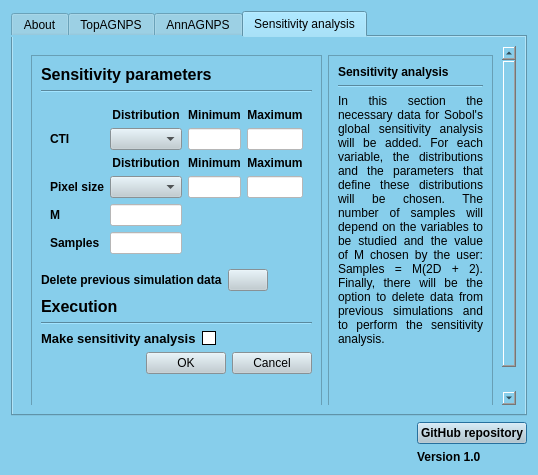
Old version of the form ui/ephemeral_gully_dialog_base.ui in the repository Inigobarbe/QGIS-AnnAGNPS.
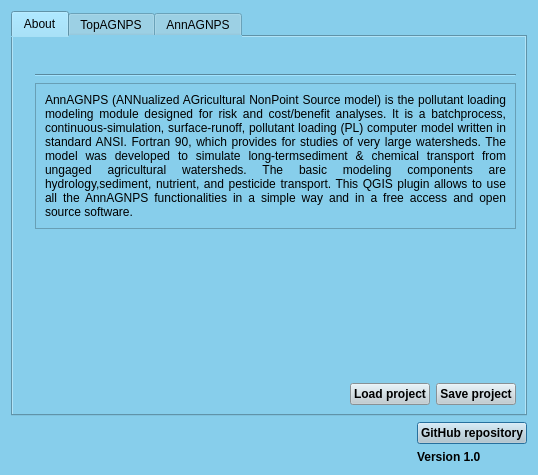
New version of the form. The open tabs and pages were chosen to show the change.

```diff
--- a/ui/ephemeral_gully_dialog_base.ui
+++ b/ui/ephemeral_gully_dialog_base.ui
@@ -1267,554 +1267,6 @@
        </item>
       </layout>
      </widget>
-     <widget class="QWidget" name="tab_4">
-      <attribute name="title">
-       <string>Sensitivity analysis</string>
-      </attribute>
-      <layout class="QGridLayout" name="gridLayout_16">
-       <item row="0" column="0">
-        <widget class="QScrollArea" name="scrollArea_4">
-         <property name="frameShape">
-          <enum>QFrame::NoFrame</enum>
-         </property>
-         <property name="widgetResizable">
-          <bool>true</bool>
-         </property>
-         <widget class="QWidget" name="scrollAreaWidgetContents_5">
-          <property name="geometry">
-           <rect>
-            <x>0</x>
-            <y>0</y>
-            <width>479</width>
-            <height>400</height>
-           </rect>
-          </property>
-          <layout class="QGridLayout" name="gridLayout_15">
-           <item row="0" column="0">
-            <widget class="QFrame" name="frame_7">
-             <property name="frameShape">
-              <enum>QFrame::StyledPanel</enum>
-             </property>
-             <property name="frameShadow">
-              <enum>QFrame::Raised</enum>
-             </property>
-             <layout class="QGridLayout" name="gridLayout_13">
-              <item row="0" column="0">
-               <layout class="QVBoxLayout" name="verticalLayout_17">
-                <item>
-                 <layout class="QVBoxLayout" name="verticalLayout_15">
-                  <item>
-                   <layout class="QVBoxLayout" name="verticalLayout_13">
-                    <item>
-                     <widget class="QLabel" name="label_38">
-                      <property name="font">
-                       <font>
-                        <pointsize>12</pointsize>
-                        <weight>75</weight>
-                        <bold>true</bold>
-                       </font>
-                      </property>
-                      <property name="text">
-                       <string>Sensitivity parameters</string>
-                      </property>
-                     </widget>
-                    </item>
-                    <item>
-                     <widget class="Line" name="line">
-                      <property name="orientation">
-                       <enum>Qt::Horizontal</enum>
-                      </property>
-                     </widget>
-                    </item>
-                    <item>
-                     <widget class="QFrame" name="frame_2">
-                      <property name="frameShape">
-                       <enum>QFrame::NoFrame</enum>
-                      </property>
-                      <property name="frameShadow">
-                       <enum>QFrame::Raised</enum>
-                      </property>
-                      <layout class="QGridLayout" name="gridLayout_4">
-                       <item row="1" column="2">
-                        <widget class="QLineEdit" name="lineEdit_6">
-                         <property name="font">
-                          <font>
-                           <weight>75</weight>
-                           <bold>true</bold>
-                          </font>
-                         </property>
-                         <property name="styleSheet">
-                          <string notr="true">background-color: #FFFFFF;</string>
-                         </property>
-                        </widget>
-                       </item>
-                       <item row="1" column="3">
-                        <widget class="QLineEdit" name="lineEdit_4">
-                         <property name="font">
-                          <font>
-                           <weight>75</weight>
-                           <bold>true</bold>
-                          </font>
-                         </property>
-                         <property name="styleSheet">
-                          <string notr="true">background-color: #FFFFFF;</string>
-                         </property>
-                        </widget>
-                       </item>
-                       <item row="0" column="2">
-                        <widget class="QLabel" name="label_22">
-                         <property name="font">
-                          <font>
-                           <weight>75</weight>
-                           <bold>true</bold>
-                          </font>
-                         </property>
-                         <property name="text">
-                          <string>Minimum</string>
-                         </property>
-                         <property name="alignment">
-                          <set>Qt::AlignCenter</set>
-                         </property>
-                        </widget>
-                       </item>
-                       <item row="2" column="2">
-                        <widget class="QLabel" name="label_25">
-                         <property name="font">
-                          <font>
-                           <weight>75</weight>
-                           <bold>true</bold>
-                          </font>
-                         </property>
-                         <property name="text">
-                          <string>Minimum</string>
-                         </property>
-                         <property name="alignment">
-                          <set>Qt::AlignCenter</set>
-                         </property>
-                        </widget>
-                       </item>
-                       <item row="3" column="3">
-                        <widget class="QLineEdit" name="lineEdit_5">
-                         <property name="font">
-                          <font>
-                           <weight>75</weight>
-                           <bold>true</bold>
-                          </font>
-                         </property>
-                         <property name="styleSheet">
-                          <string notr="true">background-color: #FFFFFF;</string>
-                         </property>
-                        </widget>
-                       </item>
-                       <item row="3" column="0">
-                        <widget class="QLabel" name="label_20">
-                         <property name="font">
-                          <font>
-                           <weight>75</weight>
-                           <bold>true</bold>
-                          </font>
-                         </property>
-                         <property name="text">
-                          <string>Pixel size</string>
-                         </property>
-                        </widget>
-                       </item>
-                       <item row="0" column="3">
-                        <widget class="QLabel" name="label_26">
-                         <property name="font">
-                          <font>
-                           <weight>75</weight>
-                           <bold>true</bold>
-                          </font>
-                         </property>
-                         <property name="text">
-                          <string>Maximum</string>
-                         </property>
-                         <property name="alignment">
-                          <set>Qt::AlignCenter</set>
-                         </property>
-                        </widget>
-                       </item>
-                       <item row="2" column="1">
-                        <widget class="QLabel" name="label_21">
-                         <property name="font">
-                          <font>
-                           <weight>75</weight>
-                           <bold>true</bold>
-                          </font>
-                         </property>
-                         <property name="text">
-                          <string>Distribution</string>
-                         </property>
-                         <property name="alignment">
-                          <set>Qt::AlignCenter</set>
-                         </property>
-                        </widget>
-                       </item>
-                       <item row="2" column="3">
-                        <widget class="QLabel" name="label_19">
-                         <property name="font">
-                          <font>
-                           <weight>75</weight>
-                           <bold>true</bold>
-                          </font>
-                         </property>
-                         <property name="text">
-                          <string>Maximum</string>
-                         </property>
-                         <property name="alignment">
-                          <set>Qt::AlignCenter</set>
-                         </property>
-                        </widget>
-                       </item>
-                       <item row="1" column="0">
-                        <widget class="QLabel" name="label_27">
-                         <property name="font">
-                          <font>
-                           <weight>75</weight>
-                           <bold>true</bold>
-                          </font>
-                         </property>
-                         <property name="text">
-                          <string>CTI</string>
-                         </property>
-                        </widget>
-                       </item>
-                       <item row="3" column="2">
-                        <widget class="QLineEdit" name="lineEdit_3">
-                         <property name="font">
-                          <font>
-                           <weight>75</weight>
-                           <bold>true</bold>
-                          </font>
-                         </property>
-                         <property name="styleSheet">
-                          <string notr="true">background-color: #FFFFFF;</string>
-                         </property>
-                        </widget>
-                       </item>
-                       <item row="3" column="1">
-                        <widget class="QComboBox" name="comboBox_5">
-                         <property name="styleSheet">
-                          <string notr="true">background-color: #becbd1;</string>
-                         </property>
-                        </widget>
-                       </item>
-                       <item row="1" column="1">
-                        <widget class="QComboBox" name="comboBox_4">
-                         <property name="styleSheet">
-                          <string notr="true">background-color: #becbd1;</string>
-                         </property>
-                        </widget>
-                       </item>
-                       <item row="0" column="1">
-                        <widget class="QLabel" name="label_23">
-                         <property name="font">
-                          <font>
-                           <weight>75</weight>
-                           <bold>true</bold>
-                          </font>
-                         </property>
-                         <property name="focusPolicy">
-                          <enum>Qt::TabFocus</enum>
-                         </property>
-                         <property name="text">
-                          <string>Distribution</string>
-                         </property>
-                         <property name="alignment">
-                          <set>Qt::AlignCenter</set>
-                         </property>
-                        </widget>
-                       </item>
-                       <item row="4" column="0">
-                        <widget class="QLabel" name="label_28">
-                         <property name="font">
-                          <font>
-                           <weight>75</weight>
-                           <bold>true</bold>
-                          </font>
-                         </property>
-                         <property name="text">
-                          <string>M</string>
-                         </property>
-                        </widget>
-                       </item>
-                       <item row="4" column="1">
-                        <widget class="QLineEdit" name="lineEdit_9">
-                         <property name="font">
-                          <font>
-                           <weight>75</weight>
-                           <bold>true</bold>
-                          </font>
-                         </property>
-                         <property name="styleSheet">
-                          <string notr="true">background-color: #FFFFFF;</string>
-                         </property>
-                        </widget>
-                       </item>
-                       <item row="5" column="0">
-                        <widget class="QLabel" name="label_24">
-                         <property name="font">
-                          <font>
-                           <weight>75</weight>
-                           <bold>true</bold>
-                          </font>
-                         </property>
-                         <property name="text">
-                          <string>Samples</string>
-                         </property>
-                        </widget>
-                       </item>
-                       <item row="5" column="1">
-                        <widget class="QLineEdit" name="lineEdit_10">
-                         <property name="font">
-                          <font>
-                           <weight>75</weight>
-                           <bold>true</bold>
-                          </font>
-                         </property>
-                         <property name="styleSheet">
-                          <string notr="true">background-color: #FFFFFF;</string>
-                         </property>
-                        </widget>
-                       </item>
-                      </layout>
-                     </widget>
-                    </item>
-                   </layout>
-                  </item>
-                  <item>
-                   <layout class="QHBoxLayout" name="horizontalLayout_19">
-                    <item>
-                     <widget class="QLabel" name="label_40">
-                      <property name="font">
-                       <font>
-                        <weight>75</weight>
-                        <bold>true</bold>
-                       </font>
-                      </property>
-                      <property name="text">
-                       <string>Delete previous simulation data</string>
-                      </property>
-                     </widget>
-                    </item>
-                    <item>
-                     <widget class="QPushButton" name="pushButton">
-                      <property name="font">
-                       <font>
-                        <weight>75</weight>
-                        <bold>true</bold>
-                       </font>
-                      </property>
-                      <property name="styleSheet">
-                       <string notr="true">QPushButton {
-    background-color: #becbd1;
-    color: black;
-}
-
-QPushButton:hover {
-    color: white;
-}</string>
-                      </property>
-                      <property name="text">
-                       <string/>
-                      </property>
-                     </widget>
-                    </item>
-                    <item>
-                     <spacer name="horizontalSpacer_6">
-                      <property name="orientation">
-                       <enum>Qt::Horizontal</enum>
-                      </property>
-                      <property name="sizeHint" stdset="0">
-                       <size>
-                        <width>40</width>
-                        <height>20</height>
-                       </size>
-                      </property>
-                     </spacer>
-                    </item>
-                   </layout>
-                  </item>
-                 </layout>
-                </item>
-                <item>
-                 <layout class="QVBoxLayout" name="verticalLayout_16">
-                  <item>
-                   <widget class="QLabel" name="label_39">
-                    <property name="font">
-                     <font>
-                      <pointsize>12</pointsize>
-                      <weight>75</weight>
-                      <bold>true</bold>
-                     </font>
-                    </property>
-                    <property name="text">
-                     <string>Execution</string>
-                    </property>
-                   </widget>
-                  </item>
-                  <item>
-                   <widget class="Line" name="line_13">
-                    <property name="orientation">
-                     <enum>Qt::Horizontal</enum>
-                    </property>
-                   </widget>
-                  </item>
-                  <item>
-                   <layout class="QHBoxLayout" name="horizontalLayout">
-                    <item>
-                     <widget class="QLabel" name="label_12">
-                      <property name="font">
-                       <font>
-                        <pointsize>10</pointsize>
-                        <weight>75</weight>
-                        <bold>true</bold>
-                       </font>
-                      </property>
-                      <property name="text">
-                       <string>Make sensitivity analysis</string>
-                      </property>
-                     </widget>
-                    </item>
-                    <item>
-                     <widget class="QCheckBox" name="checkBox_6">
-                      <property name="styleSheet">
-                       <string notr="true">QCheckBox::hover{color:white}
-
-QCheckBox::indicator:unchecked {
-    background-color: white;
-	border: 1px solid black
-}</string>
-                      </property>
-                      <property name="text">
-                       <string/>
-                      </property>
-                     </widget>
-                    </item>
-                   </layout>
-                  </item>
-                  <item>
-                   <layout class="QHBoxLayout" name="horizontalLayout_13">
-                    <item>
-                     <spacer name="horizontalSpacer_7">
-                      <property name="orientation">
-                       <enum>Qt::Horizontal</enum>
-                      </property>
-                      <property name="sizeHint" stdset="0">
-                       <size>
-                        <width>40</width>
-                        <height>20</height>
-                       </size>
-                      </property>
-                     </spacer>
-                    </item>
-                    <item>
-                     <widget class="QPushButton" name="pushButton_2">
-                      <property name="styleSheet">
-                       <string notr="true">background-color: #becbd1;</string>
-                      </property>
-                      <property name="text">
-                       <string>OK</string>
-                      </property>
-                     </widget>
-                    </item>
-                    <item>
-                     <widget class="QPushButton" name="pushButton_3">
-                      <property name="styleSheet">
-                       <string notr="true">background-color: #becbd1;</string>
-                      </property>
-                      <property name="text">
-                       <string>Cancel</string>
-                      </property>
-                     </widget>
-                    </item>
-                   </layout>
-                  </item>
-                  <item>
-                   <spacer name="verticalSpacer_4">
-                    <property name="orientation">
-                     <enum>Qt::Vertical</enum>
-                    </property>
-                    <property name="sizeHint" stdset="0">
-                     <size>
-                      <width>20</width>
-                      <height>40</height>
-                     </size>
-                    </property>
-                   </spacer>
-                  </item>
-                 </layout>
-                </item>
-               </layout>
-              </item>
-             </layout>
-            </widget>
-           </item>
-           <item row="0" column="1">
-            <widget class="QFrame" name="frame_9">
-             <property name="frameShape">
-              <enum>QFrame::StyledPanel</enum>
-             </property>
-             <property name="frameShadow">
-              <enum>QFrame::Raised</enum>
-             </property>
-             <layout class="QGridLayout" name="gridLayout_17">
-              <item row="0" column="0">
-               <widget class="QLabel" name="label_35">
-                <property name="font">
-                 <font>
-                  <weight>75</weight>
-                  <bold>true</bold>
-                 </font>
-                </property>
-                <property name="text">
-                 <string>Sensitivity analysis</string>
-                </property>
-               </widget>
-              </item>
-              <item row="2" column="0">
-               <widget class="QLabel" name="label_41">
-                <property name="text">
-                 <string>In this section the necessary data for Sobol's global sensitivity analysis will be added. For each variable, the distributions and the parameters that define these distributions will be chosen. The number of samples will depend on the variables to be studied and the value of M chosen by the user: Samples = M(2D + 2). Finally, there will be the option to delete data from previous simulations and to perform the sensitivity analysis. </string>
-                </property>
-                <property name="alignment">
-                 <set>Qt::AlignJustify|Qt::AlignVCenter</set>
-                </property>
-                <property name="wordWrap">
-                 <bool>true</bool>
-                </property>
-               </widget>
-              </item>
-              <item row="3" column="0">
-               <spacer name="verticalSpacer_5">
-                <property name="orientation">
-                 <enum>Qt::Vertical</enum>
-                </property>
-                <property name="sizeHint" stdset="0">
-                 <size>
-                  <width>20</width>
-                  <height>40</height>
-                 </size>
-                </property>
-               </spacer>
-              </item>
-              <item row="1" column="0">
-               <widget class="Line" name="line_8">
-                <property name="orientation">
-                 <enum>Qt::Horizontal</enum>
-                </property>
-               </widget>
-              </item>
-             </layout>
-            </widget>
-           </item>
-          </layout>
-         </widget>
-        </widget>
-       </item>
-      </layout>
-     </widget>
     </widget>
    </item>
   </layout>
```
Left out of the diff: 28 changed lines with no effect on the pictures.
